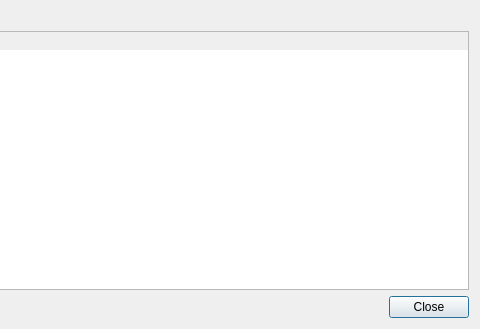
Qt form GUI/pgdbatool/dlgplugins.ui (marcotcal/PG-DBA-Tools) before a commit; both pictures show x 437 to 917 and y 0 to 329 of the 917 by 329 pixel window.
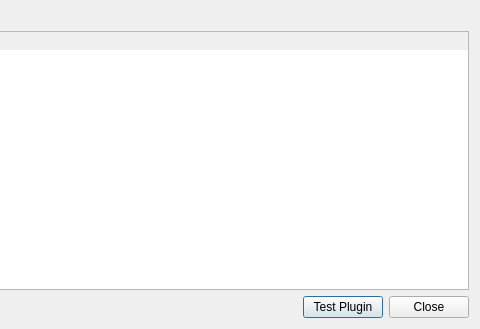
The same form after that commit.

Commit message: Plugin immplementation test implemented

Diff of the .ui file:
```diff
--- a/GUI/pgdbatool/dlgplugins.ui
+++ b/GUI/pgdbatool/dlgplugins.ui
@@ -64,6 +64,13 @@
        </property>
       </spacer>
      </item>
+     <item>
+      <widget class="QPushButton" name="bt_test">
+       <property name="text">
+        <string>Test Plugin</string>
+       </property>
+      </widget>
+     </item>
      <item>
       <widget class="QPushButton" name="bt_close">
        <property name="text">
```
The commit also changes 7 other files.
